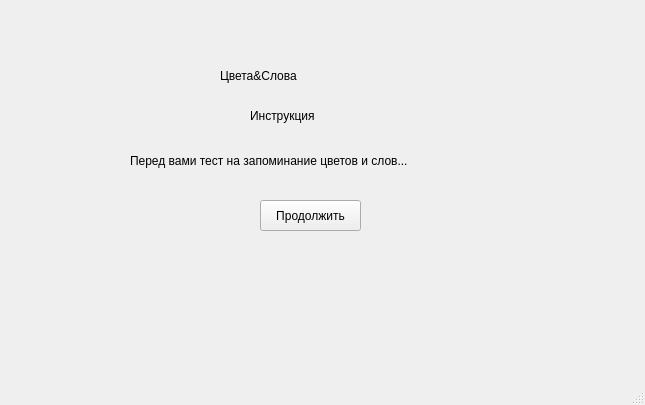
aizXc901/FocusTest, file templates/colours&words_instruct_win.ui: the form before one commit.
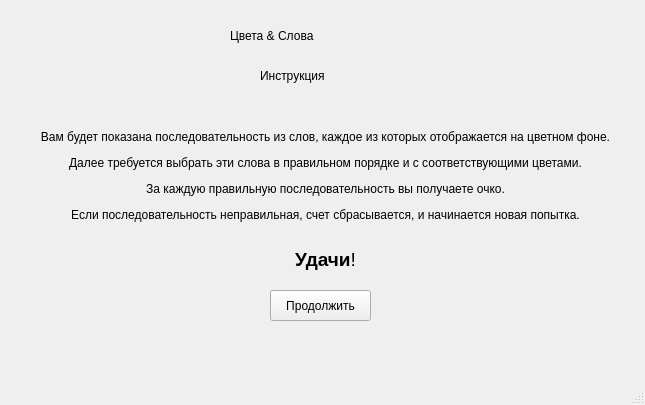
The form after the commit.

Diff of the .ui file:
```diff
--- a/templates/colours&words_instruct_win.ui
+++ b/templates/colours&words_instruct_win.ui
@@ -17,9 +17,9 @@
    <widget class="QLabel" name="label">
     <property name="geometry">
      <rect>
-      <x>220</x>
-      <y>50</y>
-      <width>171</width>
+      <x>230</x>
+      <y>10</y>
+      <width>181</width>
       <height>51</height>
      </rect>
     </property>
@@ -27,30 +27,30 @@
      <string notr="true">font: 20pt &quot;MS Shell Dlg 2&quot;;</string>
     </property>
     <property name="text">
-     <string>Цвета&amp;Слова</string>
+     <string>Цвета &amp; Слова</string>
     </property>
    </widget>
    <widget class="QLabel" name="label_2">
     <property name="geometry">
      <rect>
-      <x>130</x>
-      <y>120</y>
-      <width>391</width>
-      <height>81</height>
-     </rect>
-    </property>
-    <property name="styleSheet">
-     <string notr="true">font: 13pt &quot;MS Shell Dlg 2&quot;;</string>
-    </property>
-    <property name="text">
-     <string>Перед вами тест на запоминание цветов и слов... </string>
-    </property>
-   </widget>
-   <widget class="QLabel" name="label_3">
-    <property name="geometry">
-     <rect>
-      <x>250</x>
+      <x>-30</x>
       <y>100</y>
+      <width>711</width>
+      <height>201</height>
+     </rect>
+    </property>
+    <property name="styleSheet">
+     <string notr="true">font: 10pt &quot;MS Shell Dlg 2&quot;;</string>
+    </property>
+    <property name="text">
+     <string>&lt;html&gt;&lt;head/&gt;&lt;body&gt;&lt;p align=&quot;center&quot;&gt;Вам будет показана последовательность из слов, каждое из которых отображается на цветном фоне.&lt;/p&gt;&lt;p align=&quot;center&quot;&gt;Далее требуется выбрать эти слова в правильном порядке и с соответствующими цветами.&lt;/p&gt;&lt;p align=&quot;center&quot;&gt;За каждую правильную последовательность вы получаете очко.&lt;/p&gt;&lt;p align=&quot;center&quot;&gt;Если последовательность неправильная, счет сбрасывается, и начинается новая попытка.&lt;br/&gt;&lt;/p&gt;&lt;p align=&quot;center&quot;&gt;&lt;span style=&quot; font-size:14pt; font-weight:600;&quot;&gt;Удачи&lt;/span&gt;&lt;span style=&quot; font-size:14pt;&quot;&gt;!&lt;/span&gt;&lt;/p&gt;&lt;/body&gt;&lt;/html&gt;</string>
+    </property>
+   </widget>
+   <widget class="QLabel" name="label_3">
+    <property name="geometry">
+     <rect>
+      <x>260</x>
+      <y>60</y>
       <width>121</width>
       <height>31</height>
      </rect>
@@ -65,8 +65,8 @@
    <widget class="QPushButton" name="continue_colours_wordsButton">
     <property name="geometry">
      <rect>
-      <x>260</x>
-      <y>200</y>
+      <x>270</x>
+      <y>290</y>
       <width>101</width>
       <height>31</height>
      </rect>
```
Left out of the diff: 2 changed lines with no effect on the pictures.
